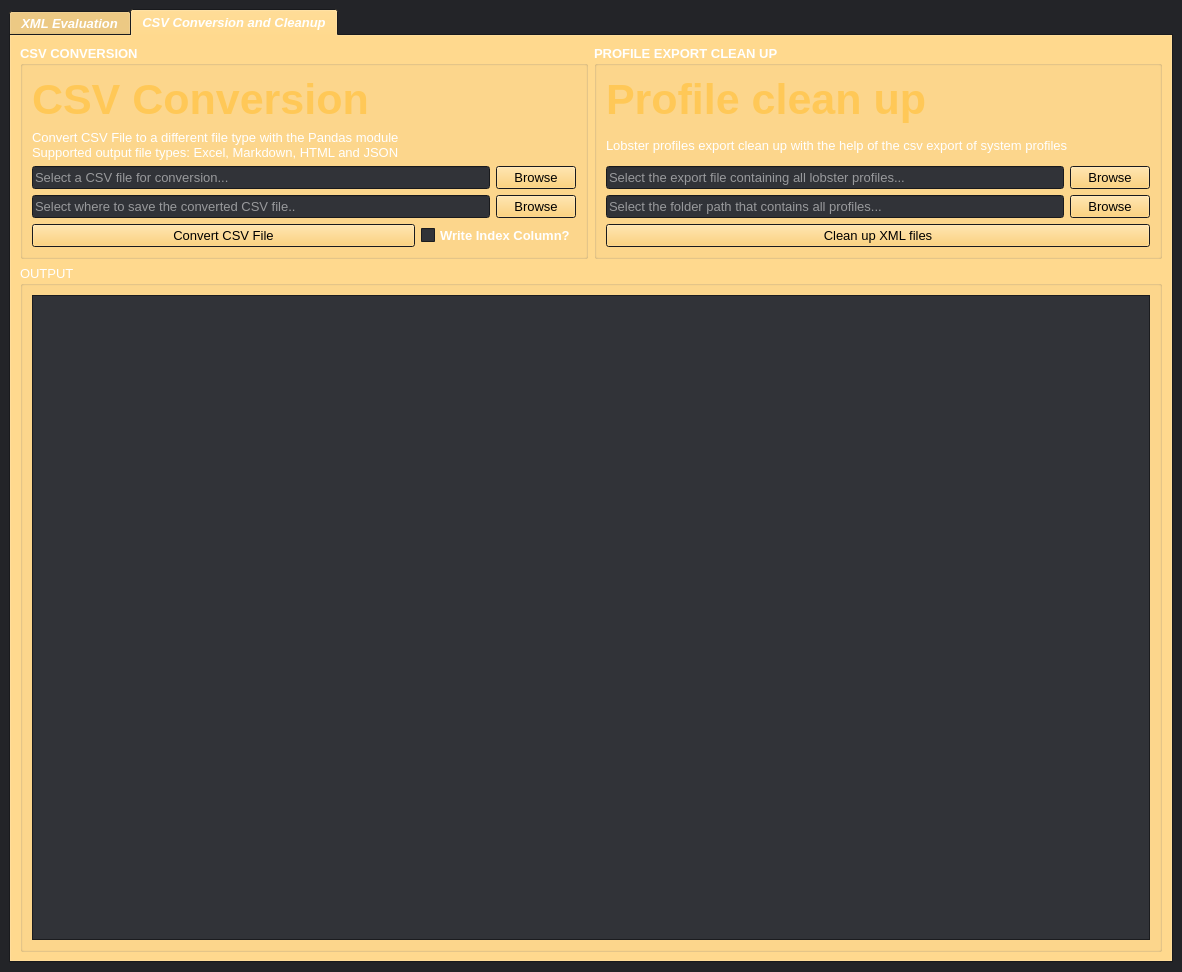
The window that src/xmluvation/resources/ui/XMLuvation.ui (zaricj/XMLuvation) describes before a commit, drawn with Qt 5.
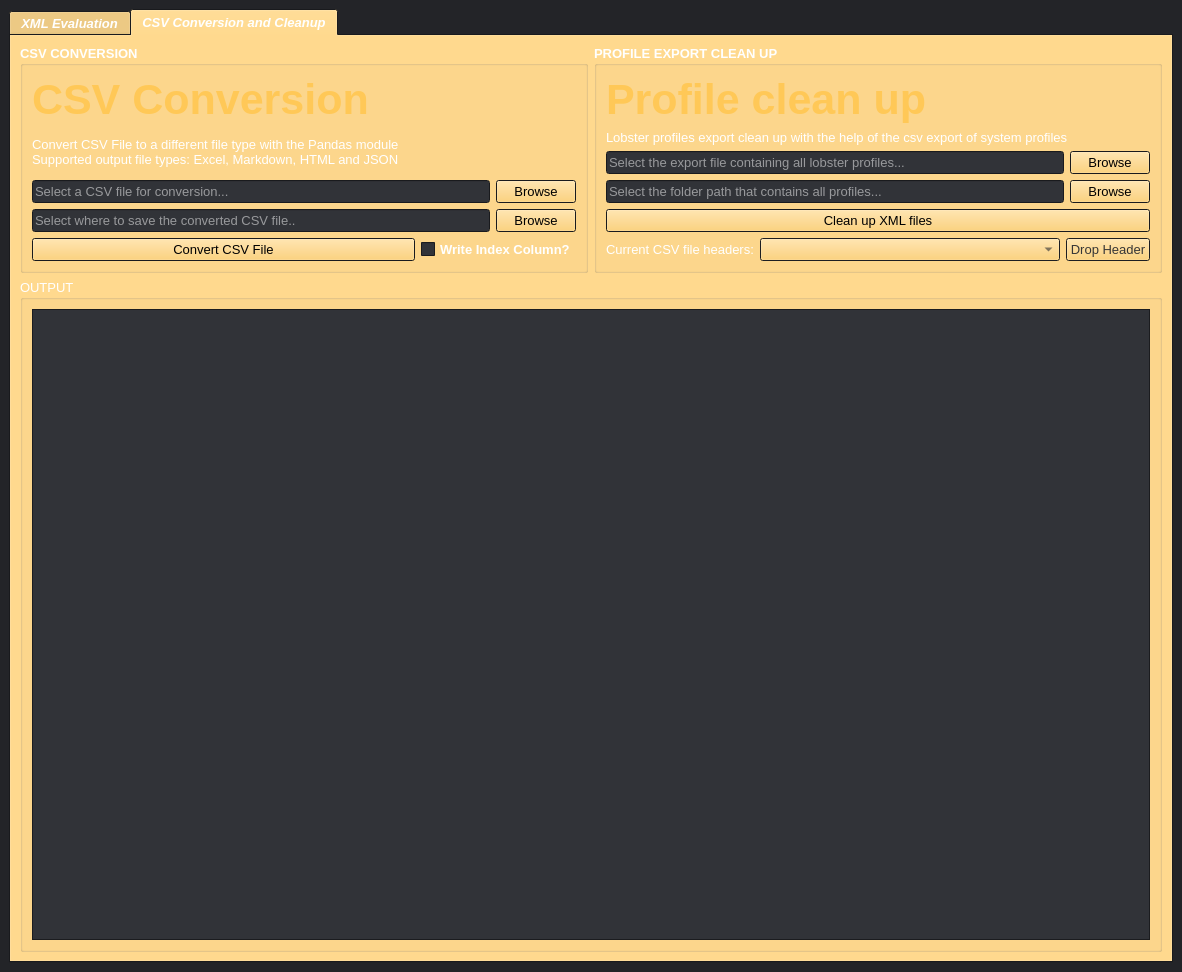
The same window after the commit. The open tabs and pages were chosen to show the change. Icons and pictures are not drawn.

Commit message: Add CSV header management UI components to the main window

What changed in the file:
```diff
--- a/src/xmluvation/resources/ui/XMLuvation.ui
+++ b/src/xmluvation/resources/ui/XMLuvation.ui
@@ -1894,6 +1894,72 @@
                </item>
               </layout>
              </item>
+             <item>
+              <layout class="QHBoxLayout" name="horizontalLayout_6">
+               <item>
+                <widget class="QLabel" name="label_csv_headers_combobox">
+                 <property name="sizePolicy">
+                  <sizepolicy hsizetype="Maximum" vsizetype="Preferred">
+                   <horstretch>0</horstretch>
+                   <verstretch>0</verstretch>
+                  </sizepolicy>
+                 </property>
+                 <property name="font">
+                  <font>
+                   <family>Microsoft YaHei UI</family>
+                   <pointsize>10</pointsize>
+                   <italic>false</italic>
+                   <bold>false</bold>
+                   <underline>false</underline>
+                   <strikeout>false</strikeout>
+                  </font>
+                 </property>
+                 <property name="text">
+                  <string>Current CSV file headers:</string>
+                 </property>
+                </widget>
+               </item>
+               <item>
+                <widget class="QComboBox" name="combobox_csv_headers">
+                 <property name="enabled">
+                  <bool>false</bool>
+                 </property>
+                 <property name="sizePolicy">
+                  <sizepolicy hsizetype="Preferred" vsizetype="Fixed">
+                   <horstretch>0</horstretch>
+                   <verstretch>0</verstretch>
+                  </sizepolicy>
+                 </property>
+                </widget>
+               </item>
+               <item>
+                <widget class="QPushButton" name="button_drop_csv_header">
+                 <property name="enabled">
+                  <bool>false</bool>
+                 </property>
+                 <property name="sizePolicy">
+                  <sizepolicy hsizetype="Maximum" vsizetype="Fixed">
+                   <horstretch>0</horstretch>
+                   <verstretch>0</verstretch>
+                  </sizepolicy>
+                 </property>
+                 <property name="font">
+                  <font>
+                   <family>Microsoft YaHei UI</family>
+                   <pointsize>10</pointsize>
+                   <italic>false</italic>
+                   <bold>false</bold>
+                   <underline>false</underline>
+                   <strikeout>false</strikeout>
+                  </font>
+                 </property>
+                 <property name="text">
+                  <string>Drop Header</string>
+                 </property>
+                </widget>
+               </item>
+              </layout>
+             </item>
             </layout>
            </widget>
           </item>
```
The commit also changes 1 other file.
